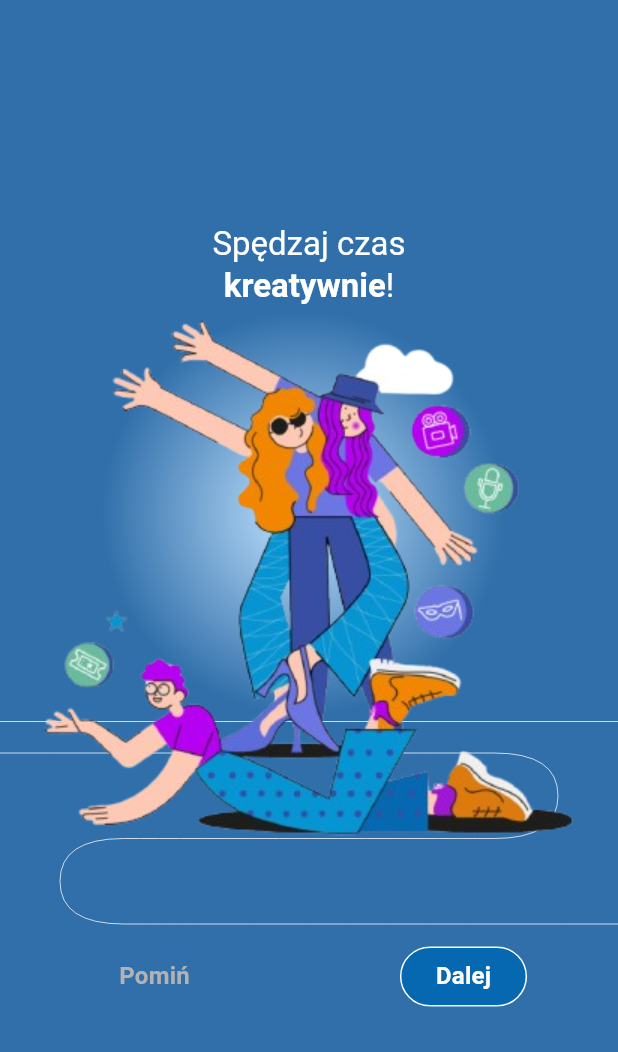
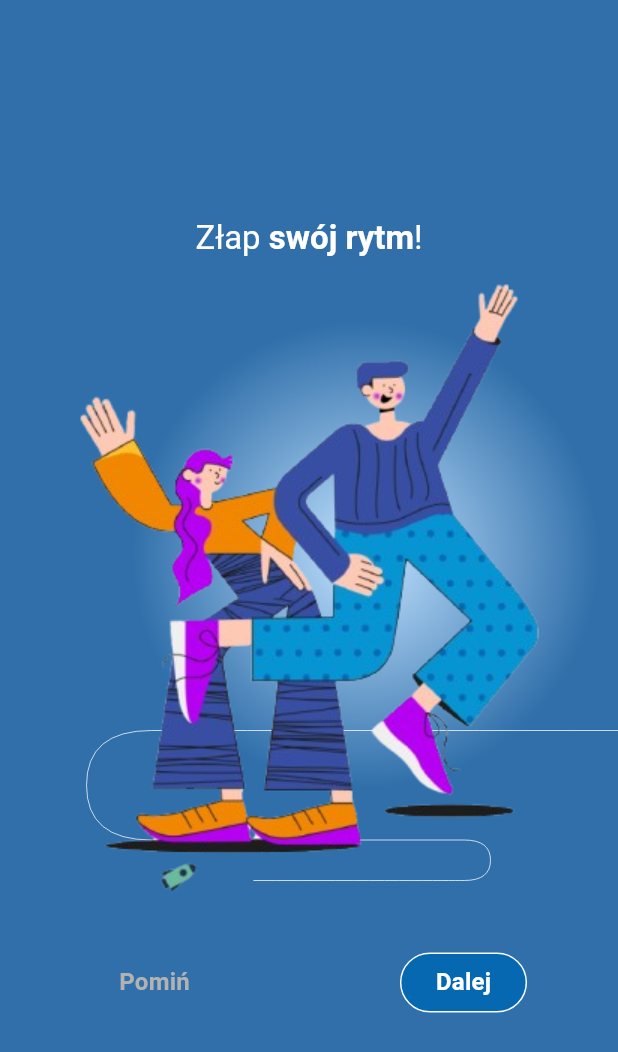
Before and after one commit to Wojtas399/pro_multimedia_recruitment_task, a Flutter app: the screen it shows after launch, on a phone screen of 412 x 824 dp. Shown: the top 1052 px of the screen. Run offline on Flutter 3.47's test engine with Material 3 defaults, Android fonts, the phone set to English and light mode, and no system bars.

Commit message:
Created TitleLarge component.

```diff
--- a/lib/main.dart
+++ b/lib/main.dart
@@ -1,7 +1,7 @@
 import 'package:flutter/material.dart';
 
 import 'config/theme.dart';
-import 'slide1/slide_1.dart';
+import 'slide_6/slide_6.dart';
 
 void main() {
   runApp(const MyApp());
@@ -32,7 +32,7 @@ class _SlidesState extends State<Slides> {
   Widget build(BuildContext context) {
     return const Scaffold(
       body: SafeArea(
-        child: Slide1(),
+        child: Slide6(),
       ),
     );
   }
--- a/lib/slide1/slide_1_title.dart
+++ b/lib/slide1/slide_1_title.dart
@@ -1,30 +1,23 @@
 import 'package:flutter/material.dart';
+
+import '../title_large.dart';
 
 class Slide1Title extends StatelessWidget {
   const Slide1Title({super.key});
 
   @override
   Widget build(BuildContext context) {
-    final textStyle = Theme.of(context).textTheme.titleLarge?.copyWith(
-          color: Colors.white,
-        );
-    return Column(
+    return const Column(
       children: [
-        Text(
-          'Spędzaj czas',
-          style: textStyle,
-        ),
+        TitleLarge('Spędzaj czas'),
         Row(
           mainAxisAlignment: MainAxisAlignment.center,
           children: [
-            Text(
+            TitleLarge(
               'kreatywnie',
-              style: textStyle?.copyWith(fontWeight: FontWeight.bold),
+              fontWeight: FontWeight.bold,
             ),
-            Text(
-              '!',
-              style: textStyle,
-            ),
+            TitleLarge('!'),
           ],
         ),
       ],
--- a/lib/slide_6/slide_6_title.dart
+++ b/lib/slide_6/slide_6_title.dart
@@ -1,30 +1,21 @@
 import 'package:flutter/material.dart';
+
+import '../title_large.dart';
 
 class Slide6Title extends StatelessWidget {
   const Slide6Title({super.key});
 
   @override
   Widget build(BuildContext context) {
-    final textStyle = Theme.of(context).textTheme.titleLarge?.copyWith(
-          color: Colors.white,
-        );
-    return Row(
+    return const Row(
       mainAxisAlignment: MainAxisAlignment.center,
       children: [
-        Text(
-          'Złap ',
-          style: textStyle,
+        TitleLarge('Złap '),
+        TitleLarge(
+          'swój rytm',
+          fontWeight: FontWeight.bold,
         ),
-        Text(
-          'swój rytm',
-          style: textStyle?.copyWith(
-            fontWeight: FontWeight.bold,
-          ),
-        ),
-        Text(
-          '!',
-          style: textStyle,
-        ),
+        TitleLarge('!'),
       ],
     );
   }
--- /dev/null
+++ b/lib/title_large.dart
@@ -0,0 +1,23 @@
+import 'package:flutter/material.dart';
+
+class TitleLarge extends StatelessWidget {
+  final String data;
+  final FontWeight? fontWeight;
+
+  const TitleLarge(
+    this.data, {
+    super.key,
+    this.fontWeight,
+  });
+
+  @override
+  Widget build(BuildContext context) {
+    return Text(
+      data,
+      style: Theme.of(context).textTheme.titleLarge?.copyWith(
+            color: Colors.white,
+            fontWeight: fontWeight,
+          ),
+    );
+  }
+}
```
Also changed, not shown: lib/slide2/slide_2_title.dart (+6 -12 lines), lib/slide_3/slide_3_title.dart (+9 -21 lines), lib/slide_4/slide_4_title.dart (+7 -16 lines), lib/slide_5/slide_5_title.dart (+8 -17 lines).
